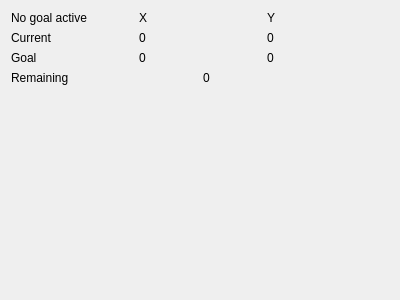
The window that mrvk_gui/ui/Widgets/MoveBase/MoveBaseStatus.ui (MatejBartosovic/mrvk_project) describes before a commit, drawn with Qt 5.
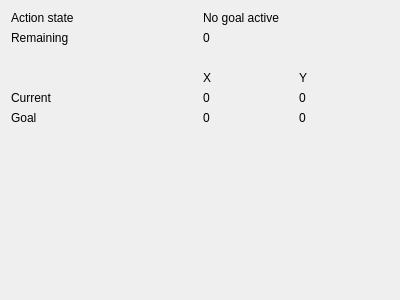
The same window after the commit.

Commit message: GUI add colors for some QLabels as value indicator

Diff of the .ui file:
```diff
--- a/mrvk_gui/ui/Widgets/MoveBase/MoveBaseStatus.ui
+++ b/mrvk_gui/ui/Widgets/MoveBase/MoveBaseStatus.ui
@@ -15,34 +15,59 @@
   </property>
   <layout class="QVBoxLayout" name="verticalLayout_3">
    <item>
-    <layout class="QHBoxLayout" name="horizontalLayout">
-     <item>
-      <layout class="QVBoxLayout" name="verticalLayout">
+    <layout class="QGridLayout" name="gridLayout">
+     <item row="0" column="1">
+      <widget class="QLabel" name="statusValue">
+       <property name="text">
+        <string>No goal active</string>
+       </property>
+      </widget>
+     </item>
+     <item row="6" column="1">
+      <layout class="QHBoxLayout" name="horizontalLayout_2">
        <item>
-        <widget class="QLabel" name="statusValue">
+        <widget class="QLabel" name="goalXValue">
          <property name="text">
-          <string>No goal active</string>
+          <string>0</string>
          </property>
         </widget>
        </item>
        <item>
-        <widget class="QLabel" name="currentTitle">
+        <widget class="QLabel" name="goalYValue">
          <property name="text">
-          <string>Current</string>
+          <string>0</string>
          </property>
         </widget>
        </item>
+      </layout>
+     </item>
+     <item row="5" column="1">
+      <layout class="QHBoxLayout" name="horizontalLayout_3">
        <item>
-        <widget class="QLabel" name="goalTitle">
+        <widget class="QLabel" name="currentXvalue">
          <property name="text">
-          <string>Goal</string>
+          <string>0</string>
          </property>
         </widget>
        </item>
+       <item>
+        <widget class="QLabel" name="currentYValue">
+         <property name="text">
+          <string>0</string>
+         </property>
+        </widget>
+       </item>
       </layout>
      </item>
-     <item>
-      <layout class="QVBoxLayout" name="verticalLayout_2">
+     <item row="6" column="0">
+      <widget class="QLabel" name="goalTitle">
+       <property name="text">
+        <string>Goal</string>
+       </property>
+      </widget>
+     </item>
+     <item row="4" column="1">
+      <layout class="QHBoxLayout" name="horizontalLayout_4">
        <item>
         <widget class="QLabel" name="xTitle">
          <property name="text">
@@ -51,64 +76,49 @@
         </widget>
        </item>
        <item>
-        <widget class="QLabel" name="currentXvalue">
-         <property name="text">
-          <string>0</string>
-         </property>
-        </widget>
-       </item>
-       <item>
-        <widget class="QLabel" name="goalXValue">
-         <property name="text">
-          <string>0</string>
-         </property>
-        </widget>
-       </item>
-      </layout>
-     </item>
-     <item>
-      <layout class="QVBoxLayout" name="verticalLayout_4">
-       <item>
         <widget class="QLabel" name="yTitle">
          <property name="text">
           <string>Y</string>
          </property>
         </widget>
        </item>
-       <item>
-        <widget class="QLabel" name="currentYValue">
-         <property name="text">
-          <string>0</string>
-         </property>
-        </widget>
-       </item>
-       <item>
-        <widget class="QLabel" name="goalYValue">
-         <property name="text">
-          <string>0</string>
-         </property>
-        </widget>
-       </item>
       </layout>
      </item>
-    </layout>
-   </item>
-   <item>
-    <layout class="QHBoxLayout" name="horizontalLayout_2">
-     <item>
+     <item row="5" column="0">
+      <widget class="QLabel" name="currentTitle">
+       <property name="text">
+        <string>Current</string>
+       </property>
+      </widget>
+     </item>
+     <item row="0" column="0">
+      <widget class="QLabel" name="label">
+       <property name="text">
+        <string>Action state</string>
+       </property>
+      </widget>
+     </item>
+     <item row="1" column="0">
       <widget class="QLabel" name="remainingTitle">
        <property name="text">
         <string>Remaining</string>
        </property>
       </widget>
      </item>
-     <item>
+     <item row="1" column="1">
       <widget class="QLabel" name="remainingValue">
        <property name="text">
         <string>0</string>
        </property>
       </widget>
      </item>
+     <item row="3" column="0">
+      <widget class="QLabel" name="label_2">
+       <property name="text">
+        <string/>
+       </property>
+      </widget>
+     </item>
     </layout>
    </item>
    <item>
```
The commit also changes 10 other files.
